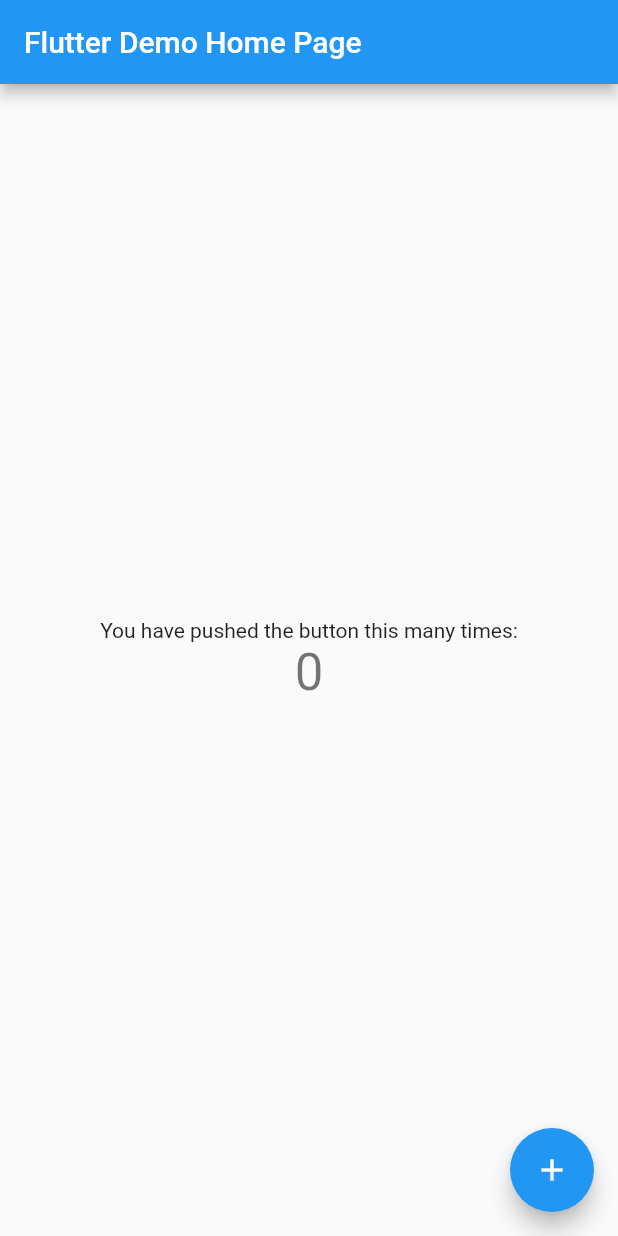
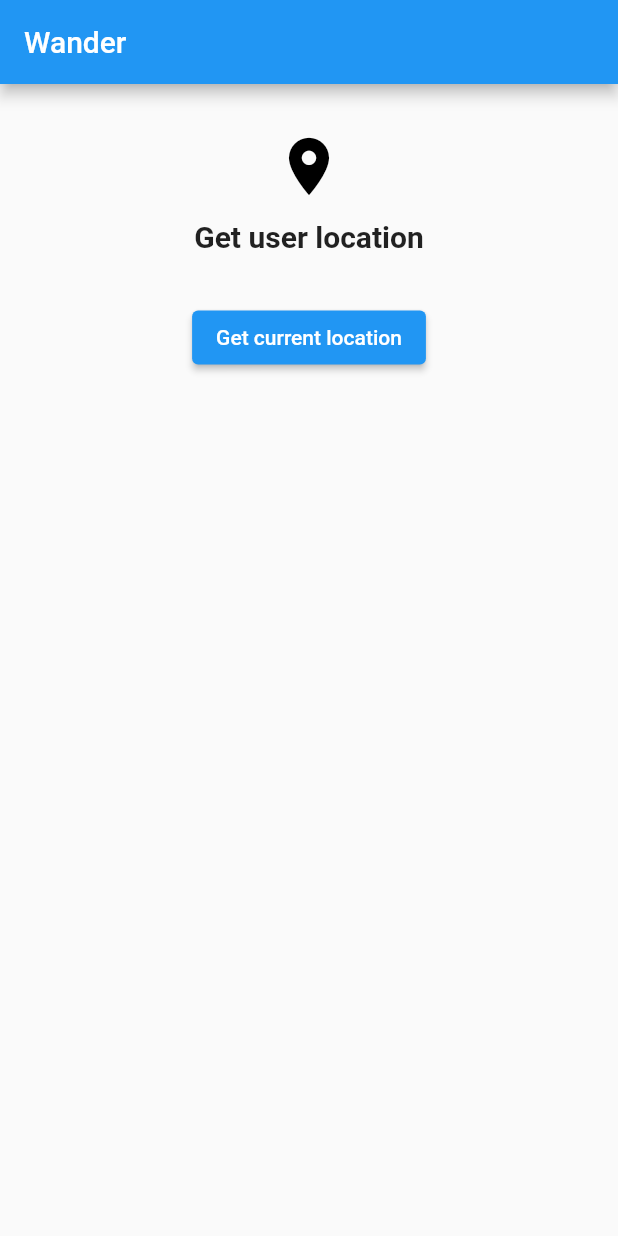
Before and after one commit to VijayHonnegowda/wander, a Flutter app: the screen it shows after launch, on a phone screen of 412 x 824 dp. Run offline on Flutter 3.47's test engine with Material 2 defaults, Android fonts, the phone set to English and light mode, and no system bars; our stand-ins replace geolocator, location.

Commit message:
Create the app export file and location file and added the geolocator package and location.

```diff
--- /dev/null
+++ b/lib/constants/app_exports.dart
@@ -0,0 +1,4 @@
+export 'package:wander/location.dart';
+export 'package:flutter/material.dart';
+export 'package:wander/home_screen.dart';
+export 'package:location/location.dart';
--- /dev/null
+++ b/lib/home_screen.dart
@@ -0,0 +1,19 @@
+import 'package:wander/constants/app_exports.dart';
+
+class HomeScreen extends StatelessWidget {
+  const HomeScreen({super.key});
+
+  @override
+  Widget build(BuildContext context) {
+    return Scaffold(
+      appBar: AppBar(
+        title: const Text("Wander"),
+      ),
+      body:Column(
+        children: const  [
+          LocationServices(),
+        ],
+      ),
+    );
+  }
+}
--- /dev/null
+++ b/lib/location.dart
@@ -0,0 +1,48 @@
+import 'package:geolocator/geolocator.dart';
+import 'package:wander/constants/app_exports.dart';
+
+class LocationServices extends StatefulWidget {
+  const LocationServices({super.key});
+
+  @override
+  State<LocationServices> createState() => _LocationServicesState();
+}
+
+class _LocationServicesState extends State<LocationServices> {
+
+
+  void getCurrentLocation()async{
+    Position position = await Geolocator.getCurrentPosition();
+    print(position);
+  }
+
+  @override
+  Widget build(BuildContext context) {
+    return Center(
+      child: Column(
+        mainAxisAlignment: MainAxisAlignment.center,
+        crossAxisAlignment: CrossAxisAlignment.center,
+        children: [
+          const SizedBox(height: 32),
+          const Icon(
+            Icons.location_on,
+            size: 46,
+            color: Colors.black,
+          ),
+          const SizedBox(height: 12),
+          const Text(
+            "Get user location",
+            style: TextStyle(fontSize: 20, fontWeight: FontWeight.bold),
+          ),
+          const SizedBox(height: 32),
+          ElevatedButton(
+            onPressed: () {
+              getCurrentLocation();
+            },
+            child: const Text("Get current location"),
+          ),
+        ],
+      ),
+    );
+  }
+}
--- a/lib/main.dart
+++ b/lib/main.dart
@@ -1,115 +1,18 @@
-import 'package:flutter/material.dart';
+import 'package:wander/constants/app_exports.dart';
 
-void main() {
+void main(){
   runApp(const MyApp());
 }
 
 class MyApp extends StatelessWidget {
   const MyApp({super.key});
 
-  // This widget is the root of your application.
   @override
   Widget build(BuildContext context) {
-    return MaterialApp(
-      title: 'Flutter Demo',
-      theme: ThemeData(
-        // This is the theme of your application.
-        //
-        // Try running your application with "flutter run". You'll see the
-        // application has a blue toolbar. Then, without quitting the app, try
-        // changing the primarySwatch below to Colors.green and then invoke
-        // "hot reload" (press "r" in the console where you ran "flutter run",
-        // or simply save your changes to "hot reload" in a Flutter IDE).
-        // Notice that the counter didn't reset back to zero; the application
-        // is not restarted.
-        primarySwatch: Colors.blue,
-      ),
-      home: const MyHomePage(title: 'Flutter Demo Home Page'),
+    return const MaterialApp(
+      debugShowCheckedModeBanner: false,
+      home: HomeScreen(),
+      color: Colors.black,
     );
   }
 }
-
-class MyHomePage extends StatefulWidget {
-  const MyHomePage({super.key, required this.title});
-
-  // This widget is the home page of your application. It is stateful, meaning
-  // that it has a State object (defined below) that contains fields that affect
-  // how it looks.
-
-  // This class is the configuration for the state. It holds the values (in this
-  // case the title) provided by the parent (in this case the App widget) and
-  // used by the build method of the State. Fields in a Widget subclass are
-  // always marked "final".
-
-  final String title;
-
-  @override
-  State<MyHomePage> createState() => _MyHomePageState();
-}
-
-class _MyHomePageState extends State<MyHomePage> {
-  int _counter = 0;
-
-  void _incrementCounter() {
-    setState(() {
-      // This call to setState tells the Flutter framework that something has
-      // changed in this State, which causes it to rerun the build method below
-      // so that the display can reflect the updated values. If we changed
-      // _counter without calling setState(), then the build method would not be
-      // called again, and so nothing would appear to happen.
-      _counter++;
-    });
-  }
-
-  @override
-  Widget build(BuildContext context) {
-    // This method is rerun every time setState is called, for instance as done
-    // by the _incrementCounter method above.
-    //
-    // The Flutter framework has been optimized to make rerunning build methods
-    // fast, so that you can just rebuild anything that needs updating rather
-    // than having to individually change instances of widgets.
-    return Scaffold(
-      appBar: AppBar(
-        // Here we take the value from the MyHomePage object that was created by
-        // the App.build method, and use it to set our appbar title.
-        title: Text(widget.title),
-      ),
-      body: Center(
-        // Center is a layout widget. It takes a single child and positions it
-        // in the middle of the parent.
-        child: Column(
-          // Column is also a layout widget. It takes a list of children and
-          // arranges them vertically. By default, it sizes itself to fit its
-          // children horizontally, and tries to be as tall as its parent.
-          //
-          // Invoke "debug painting" (press "p" in the console, choose the
-          // "Toggle Debug Paint" action from the Flutter Inspector in Android
-          // Studio, or the "Toggle Debug Paint" command in Visual Studio Code)
-          // to see the wireframe for each widget.
-          //
-          // Column has various properties to control how it sizes itself and
-          // how it positions its children. Here we use mainAxisAlignment to
-          // center the children vertically; the main axis here is the vertical
-          // axis because Columns are vertical (the cross axis would be
-          // horizontal).
-          mainAxisAlignment: MainAxisAlignment.center,
-          children: <Widget>[
-            const Text(
-              'You have pushed the button this many times:',
-            ),
-            Text(
-              '$_counter',
-              style: Theme.of(context).textTheme.headlineMedium,
-            ),
-          ],
-        ),
-      ),
-      floatingActionButton: FloatingActionButton(
-        onPressed: _incrementCounter,
-        tooltip: 'Increment',
-        child: const Icon(Icons.add),
-      ), // This trailing comma makes auto-formatting nicer for build methods.
-    );
-  }
-}
--- a/pubspec.yaml
+++ b/pubspec.yaml
@@ -35,6 +35,11 @@
   # The following adds the Cupertino Icons font to your application.
   # Use with the CupertinoIcons class for iOS style icons.
   cupertino_icons: ^1.0.2
+  location: ^4.4.0
+  geolocator: ^9.0.2
+  geocoding: ^2.1.0
+  geolocator_platform_interface: ^4.0.7
+  location_platform_interface: ^2.3.0
 
 dev_dependencies:
   flutter_test:
```
